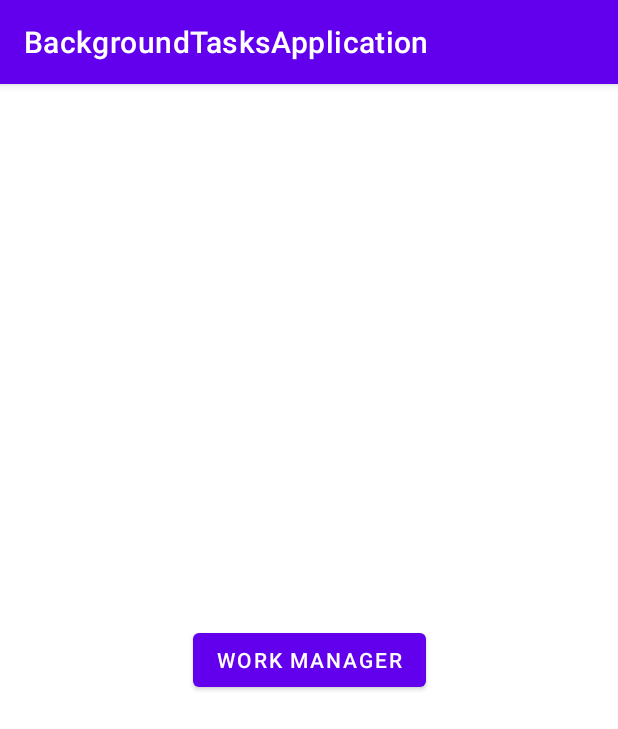
After one commit to vvaidywan/BackgroundTasksApplication, an Android app: the BackgroundTasks2Activity screen opened directly, with no data from a screen before it, on a phone screen of 412 x 824 dp. The commit adds this screen. Shown: the top 729 px of the screen. Run offline under Robolectric (Android 15) with nearby library versions, the phone set to English and light mode, and no system bars; libraries missing offline, so code that uses them is left out: androidx.constraintlayout.solver; 1 statement that could not run was skipped.

Commit message:
job scheduler and work manager done

```diff
--- a/app/build.gradle
+++ b/app/build.gradle
@@ -42,4 +42,7 @@ dependencies {
     testImplementation 'junit:junit:4.+'
     androidTestImplementation 'androidx.test.ext:junit:1.1.2'
     androidTestImplementation 'androidx.test.espresso:espresso-core:3.3.0'
+
+    //implementation "android.arch.work:work-runtime:1.0.0-alpha11"
+    implementation "androidx.work:work-runtime-ktx:2.3.4"
 }
--- /dev/null
+++ b/app/src/main/java/com/example/backgroundtasksapplication/BackgroundTasks2Activity.kt
@@ -0,0 +1,65 @@
+package com.example.backgroundtasksapplication
+
+import android.annotation.SuppressLint
+import android.app.job.JobInfo
+import android.app.job.JobScheduler
+import android.content.ComponentName
+import android.content.Context
+import androidx.appcompat.app.AppCompatActivity
+import android.os.Bundle
+import android.widget.Button
+import android.widget.Toast
+import androidx.constraintlayout.solver.state.State
+import androidx.lifecycle.Observer
+import androidx.work.Constraints
+import androidx.work.OneTimeWorkRequest
+import androidx.work.OneTimeWorkRequestBuilder
+import androidx.work.WorkManager
+//import androidx.work.OneTimeWorkRequestBuilder
+import com.example.backgroundtasksapplication.JobScheduler.MyJobScheduler
+import com.example.backgroundtasksapplication.WorkManager.MyWorker
+
+class BackgroundTasks2Activity : AppCompatActivity() {
+    @SuppressLint("ServiceCast")
+    override fun onCreate(savedInstanceState: Bundle?) {
+        super.onCreate(savedInstanceState)
+        setContentView(R.layout.activity_background_tasks2)
+
+        //Ques 1 : A demo for job scheduler
+        val myJobScheduler = getSystemService(Context.JOB_SCHEDULER_SERVICE) as JobScheduler
+        val jobInfo = JobInfo.Builder(1,
+            ComponentName(this, MyJobScheduler::class.java))
+
+        val job = jobInfo.setMinimumLatency(1000)
+            //.setPeriodic(5000)
+            //.setRequiredNetworkType(JobInfo.NETWORK_TYPE_ANY)
+            .build()
+
+        myJobScheduler.schedule(job)
+
+
+        //Ques 2 : A demo for Work manager
+        val constraints = Constraints.Builder()
+            .setRequiresCharging(true)
+            .build()
+
+        var request = OneTimeWorkRequestBuilder<MyWorker>()
+            .setConstraints(constraints)
+            .build()
+
+        var btnClick = findViewById<Button>(R.id.btnClick)
+        btnClick.setOnClickListener {
+
+            WorkManager.getInstance(this).enqueue(request)
+        }
+
+        WorkManager.getInstance(this).getWorkInfoByIdLiveData(request.id)
+            .observe(this, Observer {
+
+                val status: String = it.state.name
+                Toast.makeText(this,status, Toast.LENGTH_SHORT).show()
+            })
+
+
+    }
+}
--- /dev/null
+++ b/app/src/main/res/layout/activity_background_tasks2.xml
@@ -0,0 +1,19 @@
+<?xml version="1.0" encoding="utf-8"?>
+<androidx.constraintlayout.widget.ConstraintLayout xmlns:android="http://schemas.android.com/apk/res/android"
+    xmlns:app="http://schemas.android.com/apk/res-auto"
+    xmlns:tools="http://schemas.android.com/tools"
+    android:layout_width="match_parent"
+    android:layout_height="match_parent"
+    tools:context=".BackgroundTasks2Activity">
+
+    <Button
+        android:id="@+id/btnClick"
+        android:layout_width="wrap_content"
+        android:layout_height="wrap_content"
+        android:text="Work manager"
+        app:layout_constraintBottom_toBottomOf="parent"
+        app:layout_constraintEnd_toEndOf="parent"
+        app:layout_constraintStart_toStartOf="parent"
+        app:layout_constraintTop_toTopOf="parent" />
+
+</androidx.constraintlayout.widget.ConstraintLayout>
```
Also changed, not shown: app/src/main/AndroidManifest.xml (+14 -7 lines), app/src/main/java/com/example/backgroundtasksapplication/JobScheduler/MyJobScheduler.kt (added, +47 -0 lines), app/src/main/java/com/example/backgroundtasksapplication/MainActivity.kt (+9 -0 lines), app/src/main/java/com/example/backgroundtasksapplication/WorkManager/MyWorker.kt (added, +35 -0 lines), app/src/main/res/layout/activity_main.xml (+13 -0 lines).
